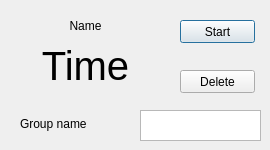
The window that Lab 2/untitled/alarmwidget.ui (Afohtim/OOP-oof-) describes before a commit, drawn with Qt 5.
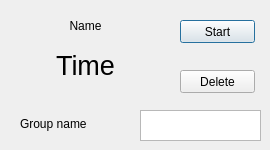
The same window after the commit.

Patch:
```diff
--- a/Lab 2/untitled/alarmwidget.ui
+++ b/Lab 2/untitled/alarmwidget.ui
@@ -10,6 +10,12 @@
     <height>150</height>
    </rect>
   </property>
+  <property name="minimumSize">
+   <size>
+    <width>270</width>
+    <height>150</height>
+   </size>
+  </property>
   <property name="windowTitle">
    <string>Dialog</string>
   </property>
@@ -66,7 +72,7 @@
    </property>
    <property name="font">
     <font>
-     <pointsize>30</pointsize>
+     <pointsize>20</pointsize>
     </font>
    </property>
    <property name="text">
```
